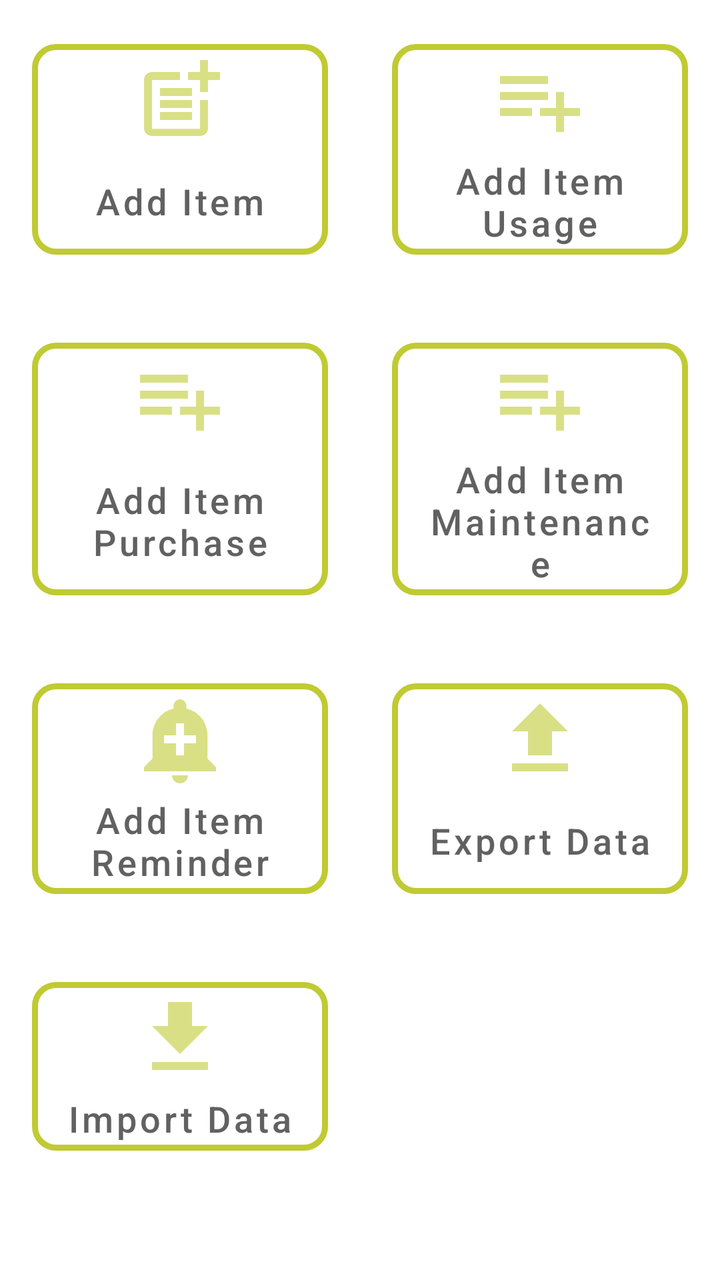
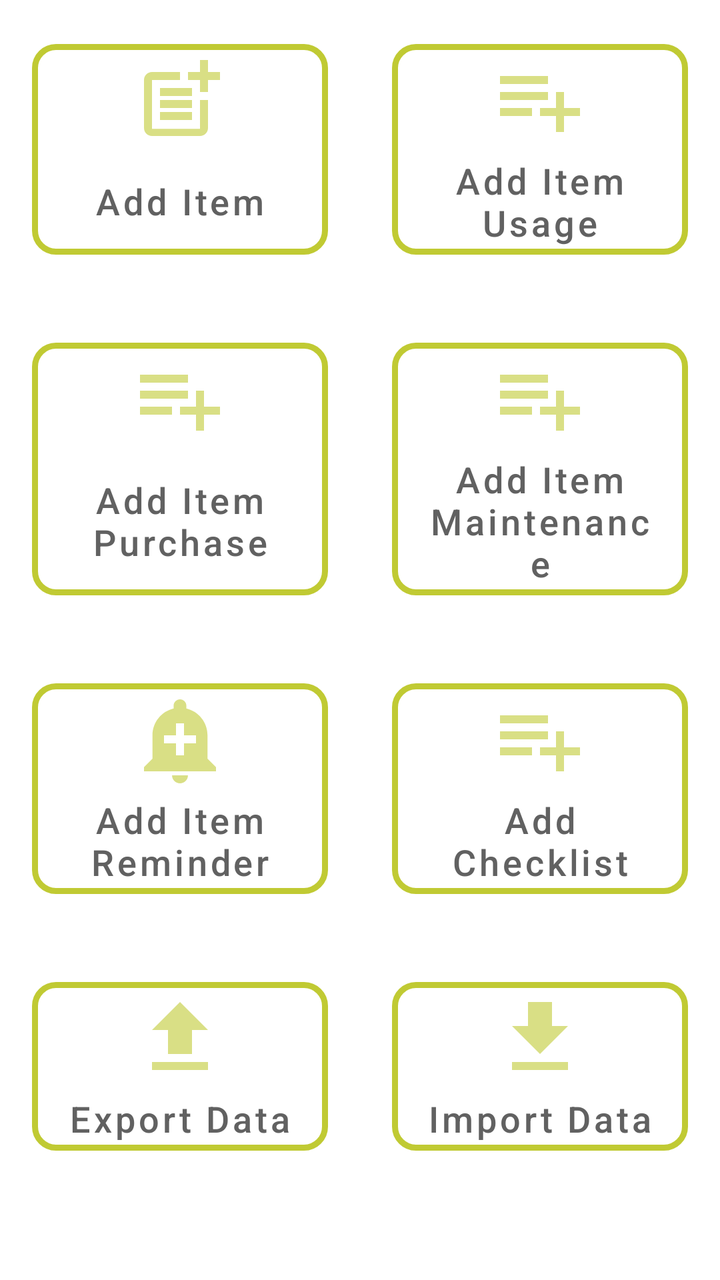

An Android layout rendered at two revisions. The XML below is the earlier revision; the diff shows what the commit changed to produce the second picture.
<!-- AndroidManifest.xml: application theme Theme.Apersonalstuff -->
<!-- res/layout/page_home.xml -->
<?xml version="1.0" encoding="utf-8"?>
<androidx.drawerlayout.widget.DrawerLayout xmlns:android="http://schemas.android.com/apk/res/android"
    xmlns:app="http://schemas.android.com/apk/res-auto"
    android:id="@+id/drawer"
    android:layout_width="match_parent"
    android:layout_height="match_parent">

    <LinearLayout
        android:layout_width="match_parent"
        android:layout_height="match_parent"
        android:orientation="vertical">

        <FrameLayout
            android:id="@+id/container_app_bar"
            android:layout_width="match_parent"
            android:layout_height="wrap_content" />

        <GridLayout
            android:layout_width="match_parent"
            android:layout_height="wrap_content"
            android:columnCount="@integer/grid_column_count">

            <com.google.android.material.button.MaterialButton
                android:id="@+id/button_add_item"
                style="@style/Theme.Apersonalstuff.HomeMenuButton"
                android:layout_width="0dp"
                android:layout_height="wrap_content"
                android:layout_columnWeight="1"
                android:layout_gravity="fill"
                android:gravity="center"
                android:text="@string/title_add_item"
                app:icon="@drawable/ic_post_add_black" />

            <com.google.android.material.button.MaterialButton
                android:id="@+id/button_add_item_usage"
                style="@style/Theme.Apersonalstuff.HomeMenuButton"
                android:layout_width="0dp"
                android:layout_height="wrap_content"
                android:layout_columnWeight="1"
                android:layout_gravity="fill"
                android:gravity="center"
                android:text="@string/title_add_item_usage"
                app:icon="@drawable/ic_playlist_add_black" />

            <com.google.android.material.button.MaterialButton
                android:id="@+id/button_add_item_purchase"
                style="@style/Theme.Apersonalstuff.HomeMenuButton"
                android:layout_width="0dp"
                android:layout_height="wrap_content"
                android:layout_columnWeight="1"
                android:layout_gravity="fill"
                android:gravity="center"
                android:text="@string/title_add_item_purchase"
                app:icon="@drawable/ic_playlist_add_black" />

            <com.google.android.material.button.MaterialButton
                android:id="@+id/button_add_item_maintenance"
                style="@style/Theme.Apersonalstuff.HomeMenuButton"
                android:layout_width="0dp"
                android:layout_height="wrap_content"
                android:layout_columnWeight="1"
                android:layout_gravity="fill"
                android:gravity="center"
                android:text="@string/title_add_item_maintenance"
                app:icon="@drawable/ic_playlist_add_black" />

            <com.google.android.material.button.MaterialButton
                android:id="@+id/button_add_item_reminder"
                style="@style/Theme.Apersonalstuff.HomeMenuButton"
                android:layout_width="0dp"
                android:layout_height="wrap_content"
                android:layout_columnWeight="1"
                android:layout_gravity="fill"
                android:gravity="center"
                android:text="@string/title_add_item_reminder"
                app:icon="@drawable/ic_add_alert_black" />

            <com.google.android.material.button.MaterialButton
                android:id="@+id/button_export"
                style="@style/Theme.Apersonalstuff.HomeMenuButton"
                android:layout_width="0dp"
                android:layout_height="wrap_content"
                android:layout_columnWeight="1"
                android:layout_gravity="fill"
                android:gravity="center"
                android:text="@string/export_data"
                app:icon="@drawable/ic_file_upload_black" />

            <com.google.android.material.button.MaterialButton
                android:id="@+id/button_import"
                style="@style/Theme.Apersonalstuff.HomeMenuButton"
                android:layout_width="0dp"
                android:layout_height="wrap_content"
                android:layout_columnWeight="1"
                android:layout_gravity="fill"
                android:gravity="center"
                android:text="@string/import_data"
                app:icon="@drawable/ic_file_download_black" />
        </GridLayout>
        <TextView
            android:id="@+id/text_backup_progress"
            android:layout_width="match_parent"
            android:layout_height="wrap_content"
            android:gravity="center"
            android:padding="8dp"
            android:textColor="?attr/colorOnSurface"
            android:visibility="gone"
            android:text="" />
    </LinearLayout>

    <androidx.appcompat.widget.LinearLayoutCompat
        android:id="@+id/nav_view"
        android:layout_width="match_parent"
        android:layout_height="match_parent"
        android:layout_gravity="start"
        android:background="?attr/colorOnPrimary"
        android:orientation="vertical">

        <FrameLayout
            android:layout_width="match_parent"
            android:layout_height="100dp"
            android:background="?attr/colorSecondary" />

        <com.google.android.material.button.MaterialButton
            android:id="@+id/menu_items"
            style="@style/Theme.Apersonalstuff.BorderlessMenuButton"
            android:layout_width="match_parent"
            android:layout_height="wrap_content"
            android:text="@string/title_items"
            app:icon="@drawable/ic_list_alt_black" />

        <com.google.android.material.button.MaterialButton
            android:id="@+id/menu_settings"
            style="@style/Theme.Apersonalstuff.BorderlessMenuButton"
            android:layout_width="match_parent"
            android:layout_height="wrap_content"
            android:text="@string/settings"
            app:icon="@drawable/ic_settings_black" />

        <com.google.android.material.button.MaterialButton
            android:id="@+id/menu_donation"
            style="@style/Theme.Apersonalstuff.BorderlessMenuButton"
            android:layout_width="match_parent"
            android:layout_height="wrap_content"
            android:text="@string/buy_developer_a_coffee"
            app:icon="@drawable/ic_coffee_black" />

    </androidx.appcompat.widget.LinearLayoutCompat>
</androidx.drawerlayout.widget.DrawerLayout>
<!-- resources referenced by this layout -->
<resources>
  <!-- drawable ic_coffee_black (drawable-anydpi) -->
  <vector xmlns:android="http://schemas.android.com/apk/res/android"
      android:width="24dp"
      android:height="24dp"
      android:viewportWidth="24"
      android:viewportHeight="24"
      android:tint="#333333"
      android:alpha="0.6">
      <path
          android:fillColor="@android:color/white"
          android:pathData="M18.5,3H6C4.9,3 4,3.9 4,5v5.71c0,3.83 2.95,7.18 6.78,7.29c3.96,0.12 7.22,-3.06 7.22,-7v-1h0.5c1.93,0 3.5,-1.57 3.5,-3.5S20.43,3 18.5,3zM16,5v3H6V5H16zM18.5,8H18V5h0.5C19.33,5 20,5.67 20,6.5S19.33,8 18.5,8zM4,19h16v2H4V19z" />
  </vector>
  <!-- drawable ic_file_download_black (drawable-anydpi) -->
  <?xml version="1.0" encoding="utf-8"?>
  <vector xmlns:android="http://schemas.android.com/apk/res/android"
      android:width="24dp"
      android:height="24dp"
      android:viewportWidth="24"
      android:viewportHeight="24"
      android:tint="#333333"
      android:alpha="0.6">
      <path
          android:fillColor="@android:color/white"
          android:pathData="M19,9h-4V3H9v6H5l7,7 7,-7zM5,18v2h14v-2H5z" />
  </vector>
  <!-- drawable ic_file_upload_black (drawable-anydpi) -->
  <?xml version="1.0" encoding="utf-8"?>
  <vector xmlns:android="http://schemas.android.com/apk/res/android"
      android:width="24dp"
      android:height="24dp"
      android:viewportWidth="24"
      android:viewportHeight="24"
      android:tint="#333333"
      android:alpha="0.6">
      <path
          android:fillColor="@android:color/white"
          android:pathData="M9,16h6v-6h4l-7,-7 -7,7h4v6zM5,18h14v2H5v-2z" />
  </vector>
  <!-- drawable ic_playlist_add_black (drawable-anydpi) -->
  <vector xmlns:android="http://schemas.android.com/apk/res/android"
      android:width="24dp"
      android:height="24dp"
      android:viewportWidth="24"
      android:viewportHeight="24"
      android:tint="#333333"
      android:alpha="0.6">
      <path
          android:fillColor="@android:color/white"
          android:pathData="M14,10L2,10v2h12v-2zM14,6L2,6v2h12L14,6zM18,14v-4h-2v4h-4v2h4v4h2v-4h4v-2h-4zM2,16h8v-2L2,14v2z" />
  </vector>
  <integer name="grid_column_count">2</integer>
  <string name="buy_developer_a_coffee">Buy developer a coffee</string>
  <string name="export_data">Export Data</string>
  <string name="import_data">Import Data</string>
  <string name="settings">Settings</string>
  <string name="title_add_item">Add Item</string>
  <string name="title_add_item_maintenance">Add Item Maintenance</string>
  <string name="title_add_item_purchase">Add Item Purchase</string>
  <string name="title_add_item_reminder">Add Item Reminder</string>
  <string name="title_add_item_usage">Add Item Usage</string>
  <string name="title_items">Items</string>
  <color name="daynight_gray_700_white">@color/gray_700</color>
  <dimen name="text_nav_menu">18sp</dimen>
  <color name="light_green_600">#7CB342</color>
  <color name="light_green_200">#C5E1A5</color>
  <color name="white">#FFFFFFFF</color>
  <color name="lime_600">#C0CA33</color>
  <color name="green_600">#43A047</color>
  <color name="black">#FF000000</color>
  <color name="gray_700">#616161</color>
  <!-- unchanged entries left out for length: 7 -->
</resources>

<!-- the commit's change to res/layout/page_home.xml (unified diff, before → after) -->
@@ -76,6 +76,17 @@
                 app:icon="@drawable/ic_add_alert_black" />
 
             <com.google.android.material.button.MaterialButton
+                android:id="@+id/button_add_item_checklist"
+                style="@style/Theme.Apersonalstuff.HomeMenuButton"
+                android:layout_width="0dp"
+                android:layout_height="wrap_content"
+                android:layout_columnWeight="1"
+                android:layout_gravity="fill"
+                android:gravity="center"
+                android:text="@string/title_add_item_checklist"
+                app:icon="@drawable/ic_playlist_add_black" />
+
+            <com.google.android.material.button.MaterialButton
                 android:id="@+id/button_export"
                 style="@style/Theme.Apersonalstuff.HomeMenuButton"
                 android:layout_width="0dp"
@@ -130,6 +141,14 @@
             app:icon="@drawable/ic_list_alt_black" />
 
         <com.google.android.material.button.MaterialButton
+            android:id="@+id/menu_item_checklists"
+            style="@style/Theme.Apersonalstuff.BorderlessMenuButton"
+            android:layout_width="match_parent"
+            android:layout_height="wrap_content"
+            android:text="@string/title_checklists"
+            app:icon="@drawable/ic_checklist_black" />
+
+        <com.google.android.material.button.MaterialButton
             android:id="@+id/menu_settings"
             style="@style/Theme.Apersonalstuff.BorderlessMenuButton"
             android:layout_width="match_parent"
<!-- resource entries referenced after the edit -->
@@ -1,5 +1,17 @@
 <!-- resources referenced by this layout -->
 <resources>
+  <!-- drawable ic_checklist_black (drawable-anydpi) -->
+  <vector xmlns:android="http://schemas.android.com/apk/res/android"
+      android:width="24dp"
+      android:height="24dp"
+      android:viewportWidth="960"
+      android:viewportHeight="960"
+      android:tint="#333333"
+      android:alpha="0.6">
+    <path
+        android:fillColor="@android:color/white"
+        android:pathData="M222,760L80,618L136,562L221,647L391,477L447,534L222,760ZM222,440L80,298L136,242L221,327L391,157L447,214L222,440ZM520,680L520,600L880,600L880,680L520,680ZM520,360L520,280L880,280L880,360L520,360Z"/>
+  </vector>
   <!-- drawable ic_coffee_black (drawable-anydpi) -->
   <vector xmlns:android="http://schemas.android.com/apk/res/android"
       android:width="24dp"
@@ -56,10 +68,12 @@
   <string name="import_data">Import Data</string>
   <string name="settings">Settings</string>
   <string name="title_add_item">Add Item</string>
+  <string name="title_add_item_checklist">Add Checklist</string>
   <string name="title_add_item_maintenance">Add Item Maintenance</string>
   <string name="title_add_item_purchase">Add Item Purchase</string>
   <string name="title_add_item_reminder">Add Item Reminder</string>
   <string name="title_add_item_usage">Add Item Usage</string>
+  <string name="title_checklists">Checklists</string>
   <string name="title_items">Items</string>
   <color name="daynight_gray_700_white">@color/gray_700</color>
   <dimen name="text_nav_menu">18sp</dimen>
